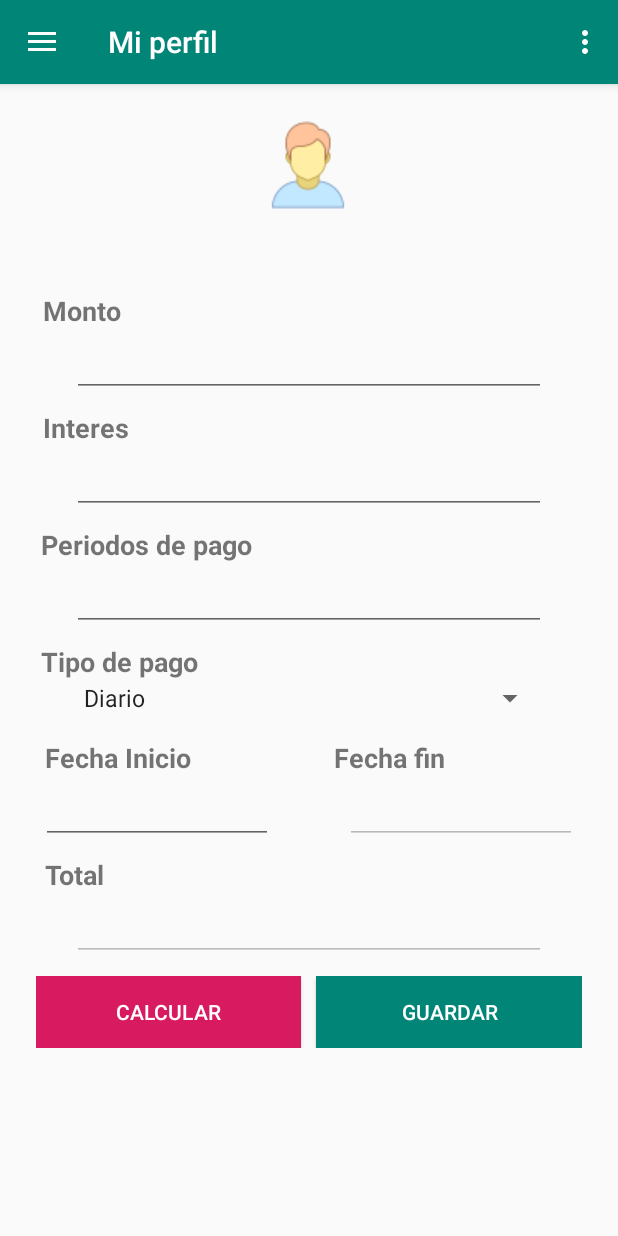
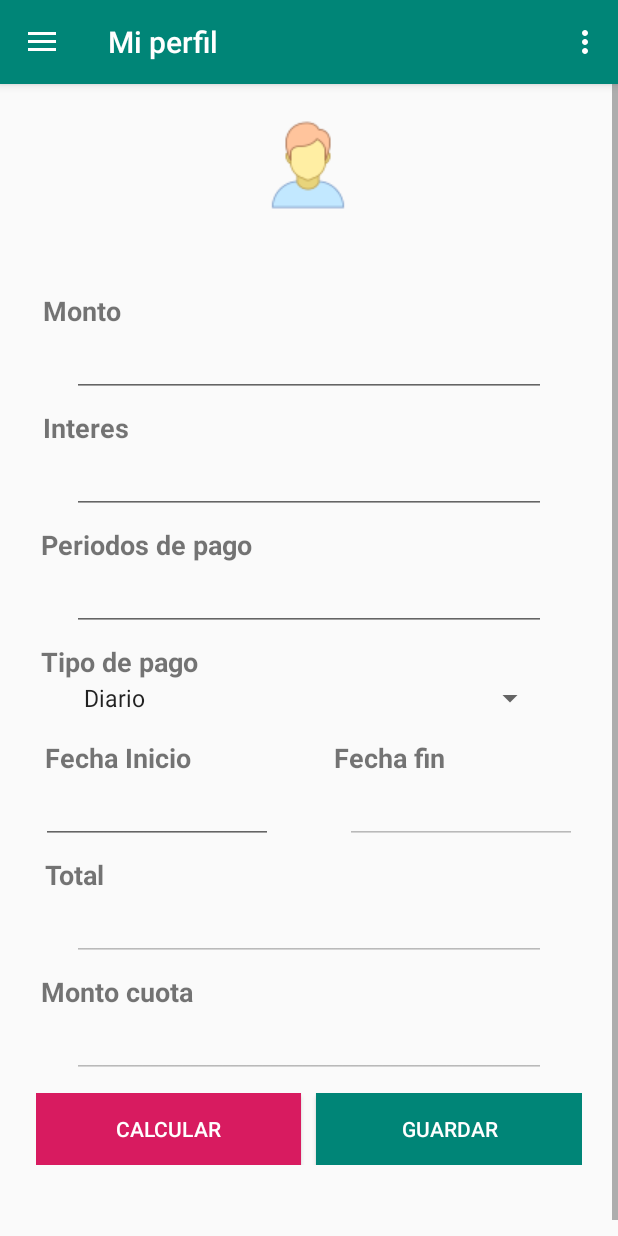
Before and after one commit to WilmerR23/FiaoRD, an Android app: the fragment CrearPrestamo placed in its activity, on a phone screen of 412 x 824 dp. Run offline under Robolectric (Android 15) with nearby library versions, the phone set to English and light mode, and no system bars; our stand-ins replace Firebase (no records; nobody signed in at launch, a user with empty details on screens opened directly), navigation-ui.

```diff
--- a/app/src/main/java/com/example/fiaoRDITSC/BaseActivity.java
+++ b/app/src/main/java/com/example/fiaoRDITSC/BaseActivity.java
@@ -27,7 +27,7 @@ public class BaseActivity extends AppCompatActivity implements OnFragmentInterac
     private Firebase _Firebase;
     public String id = "";
     public Object vm;
-    private Fragment currentFrag;
+    private BaseFragment currentFrag;
     public NavigationView navigationView;
     public Menu nav_Menu;
 
@@ -41,13 +41,15 @@ public class BaseActivity extends AppCompatActivity implements OnFragmentInterac
                 .replace(R.id.container, frg).commit();
     }
 
-    public Fragment getCurrentFragment() {
+    public BaseFragment getCurrentFragment() {
         return currentFrag;
     }
 
     @Override
-    public void onCallFragmentKey(Fragment old_frg, int key, Fragment frg, String title) {
+    public void onCallFragmentKey(BaseFragment old_frg, int key, BaseFragment frg, String title) {
         currentFrag = frg;
+        old_frg.title = getSupportActionBar().getTitle().toString();
+        currentFrag.prev_Fragment = old_frg;
         getSupportFragmentManager().beginTransaction().replace(key,frg)
 //                .hide(old_frg)
                 .setTransition(FragmentTransaction.TRANSIT_FRAGMENT_FADE)
@@ -58,8 +60,12 @@ public class BaseActivity extends AppCompatActivity implements OnFragmentInterac
         getSupportActionBar().setTitle(title);
     }
 
+    public void setCurrentFragment(BaseFragment frg) {
+        this.currentFrag = frg;
+    }
+
     @Override
-    public void setCurrentFragment(Fragment frg, int item) {
+    public void setCurrentFragment(BaseFragment frg, int item) {
         currentFrag = frg;
         if (navigationView != null) {
             navigationView.getMenu().getItem(item).setChecked(true);
--- a/app/src/main/java/com/example/fiaoRDITSC/Interfaces/OnFragmentInteractionListener.java
+++ b/app/src/main/java/com/example/fiaoRDITSC/Interfaces/OnFragmentInteractionListener.java
@@ -25,8 +25,8 @@ public interface OnFragmentInteractionListener {
     String UpdateKey(List<String> parent,String key, Object value, String mensaje);
     Context getActivityContext();
     Object getBaseModel();
-    void onCallFragmentKey(Fragment old_frg, int key, Fragment frg, String title);
-    void setCurrentFragment(Fragment frg, int item);
+    void onCallFragmentKey(BaseFragment old_frg, int key, BaseFragment frg, String title);
+    void setCurrentFragment(BaseFragment frg, int item);
 
     void onMakeDialog(BaseFragment bf, MessageDialog mD, Object paremeter);
     Menu getMenu();
--- a/app/src/main/java/com/example/fiaoRDITSC/ui/BaseFragment.java
+++ b/app/src/main/java/com/example/fiaoRDITSC/ui/BaseFragment.java
@@ -15,6 +15,8 @@ public abstract class BaseFragment extends Fragment {
     protected OnFragmentInteractionListener mListener;
     protected Firebase _Firebase;
     public View view;
+    public String title;
+    public BaseFragment prev_Fragment;
 
     public OnFragmentInteractionListener getListener() {
         return mListener;
--- /dev/null
+++ b/app/src/main/res/drawable/ic_menu_prestamista.xml
@@ -0,0 +1,9 @@
+<vector xmlns:android="http://schemas.android.com/apk/res/android"
+        android:width="24dp"
+        android:height="24dp"
+        android:viewportWidth="24.0"
+        android:viewportHeight="24.0">
+    <path
+        android:fillColor="#FF000000"
+        android:pathData="M4,10v7h3v-7L4,10zM10,10v7h3v-7h-3zM2,22h19v-3L2,19v3zM16,10v7h3v-7h-3zM11.5,1L2,6v2h19L21,6l-9.5,-5z"/>
+</vector>
--- a/app/src/main/res/layout/crear_prestamo_fragment.xml
+++ b/app/src/main/res/layout/crear_prestamo_fragment.xml
@@ -233,9 +233,6 @@
 
             </LinearLayout>
 
-
-
-
             <TextView
                 android:id="@+id/lblTotal"
                 android:layout_width="wrap_content"
@@ -257,10 +254,40 @@
                 android:ems="10"
                 android:inputType="number"
                 android:enabled="false"
-                android:maxLength="10"
                 app:layout_constraintStart_toStartOf="parent"
                 app:layout_constraintEnd_toEndOf="parent"
                 app:layout_constraintTop_toBottomOf="@+id/lblTotal"
+
+                android:layout_marginStart="72px"
+                android:layout_marginLeft="72px"
+                android:layout_marginEnd="72px"
+                android:layout_marginRight="72px"/>
+
+
+            <TextView
+                android:id="@+id/lblMontoCuota"
+                android:layout_width="wrap_content"
+                android:layout_height="wrap_content"
+                android:layout_marginTop="8dp"
+                android:text="Monto cuota"
+                android:textSize="18sp"
+                android:textStyle="bold"
+                app:layout_constraintEnd_toEndOf="parent"
+                app:layout_constraintHorizontal_bias="0.088"
+                app:layout_constraintStart_toStartOf="parent"
+                app:layout_constraintTop_toBottomOf="@+id/txtTotal"/>
+
+
+            <EditText
+                android:id="@+id/txtMontoCuota"
+                android:layout_width="match_parent"
+                android:layout_height="wrap_content"
+                android:ems="10"
+                android:inputType="number"
+                android:enabled="false"
+                app:layout_constraintStart_toStartOf="parent"
+                app:layout_constraintEnd_toEndOf="parent"
+                app:layout_constraintTop_toBottomOf="@+id/lblMontoCuota"
 
                 android:layout_marginStart="72px"
                 android:layout_marginLeft="72px"
@@ -281,7 +308,7 @@
                 app:layout_constraintBottom_toBottomOf="parent"
                 app:layout_constraintEnd_toEndOf="parent"
                 app:layout_constraintHorizontal_bias="0.0"
-                app:layout_constraintTop_toBottomOf="@+id/txtTotal"
+                app:layout_constraintTop_toBottomOf="@+id/txtMontoCuota"
                 app:layout_constraintStart_toStartOf="parent">
 
                 <Button
--- a/app/src/main/res/menu/activity_main_drawer.xml
+++ b/app/src/main/res/menu/activity_main_drawer.xml
@@ -12,6 +12,10 @@
             android:id="@+id/nav_perfil"
             android:icon="@drawable/ic_menu_perfil"
             android:title="Perfil" />
+        <item
+            android:id="@+id/nav_prestamista"
+            android:icon="@drawable/ic_menu_prestamista"
+            android:title="Prestamistas" />
     </group>
 
 <!--    <item android:title="Communicate">-->
--- a/app/src/main/res/navigation/mobile_navigation.xml
+++ b/app/src/main/res/navigation/mobile_navigation.xml
@@ -16,4 +16,11 @@
         android:name="com.example.fiaoRDITSC.ui.cliente.ClienteFragment"
         android:label="Perfil"
         tools:layout="@layout/cliente_fragment" />
+
+
+    <fragment
+        android:id="@+id/nav_prestamista"
+        android:name="com.example.fiaoRDITSC.ui.PrestamistaCliente.PrestamistaCliente"
+        android:label="Prestamistas"
+        tools:layout="@layout/prestamista_cliente_fragment" />
 </navigation>
```
Also changed, not shown: app/src/main/java/com/example/fiaoRDITSC/MainActivity.java (+11 -2 lines), app/src/main/java/com/example/fiaoRDITSC/ui/PrestamistaCliente/PrestamistaCliente.java (added, +44 -0 lines), app/src/main/java/com/example/fiaoRDITSC/ui/PrestamistaCliente/PrestamistaClienteViewModel.java (added, +9 -0 lines), app/src/main/java/com/example/fiaoRDITSC/ui/movimientos/CrearPrestamo.java (+18 -2 lines), app/src/main/java/com/example/fiaoRDITSC/ui/movimientos/CrearPrestamoViewModel.java (+10 -1 lines), app/src/main/res/layout/prestamista_cliente_fragment.xml (added, +17 -0 lines).
